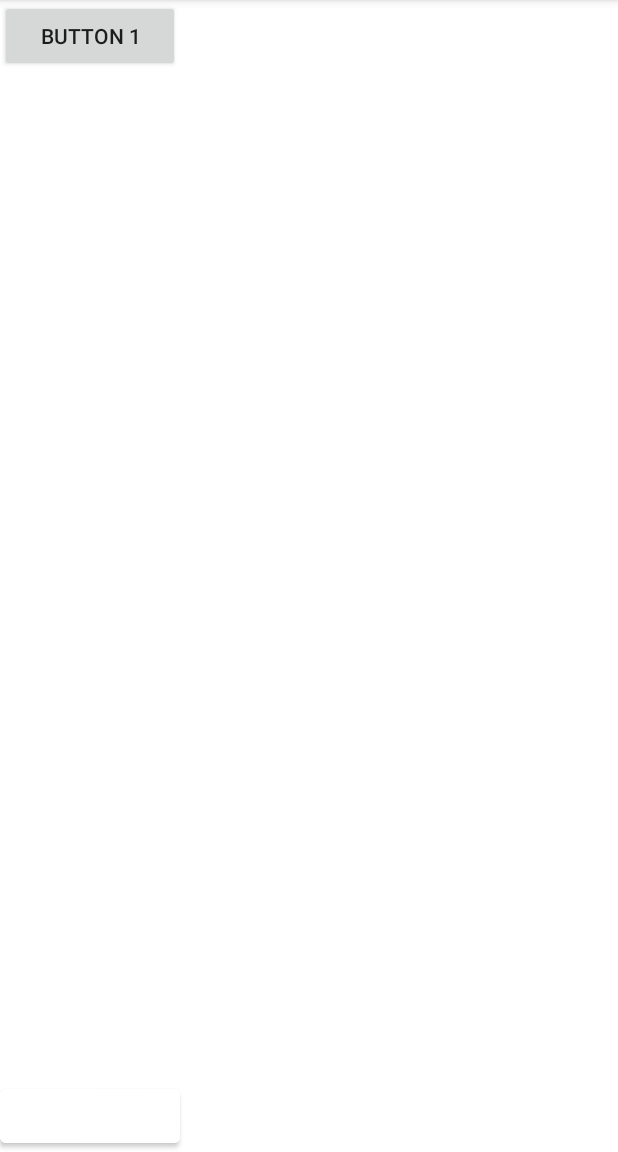
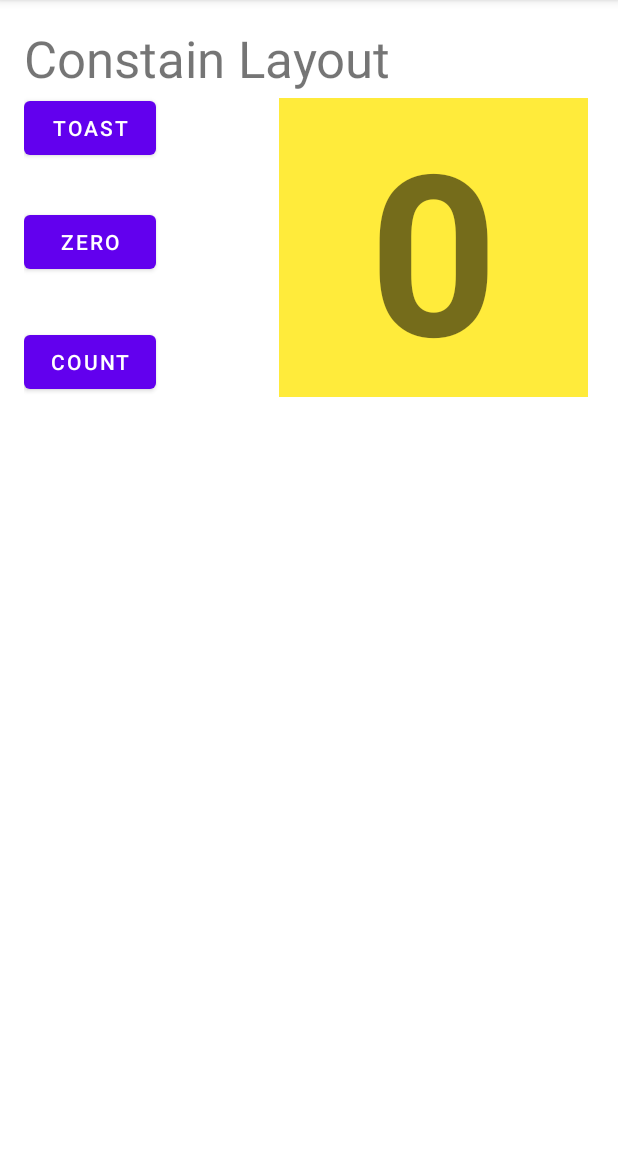
Before and after one commit to nuryadincjr/Sesi-5-Activity-Lifecycle, an Android app: the ConstainLayoutActivity screen opened directly, with no data from a screen before it, on a phone screen of 412 x 824 dp, the part 84-1236 px from its top. Run offline under Robolectric (Android 15) with nearby library versions, the phone set to English and light mode, and no system bars.

```diff
--- a/app/src/main/java/com/nuryadincjr/activitylifecycle/layout/ConstainLayoutActivity.java
+++ b/app/src/main/java/com/nuryadincjr/activitylifecycle/layout/ConstainLayoutActivity.java
@@ -1,16 +1,53 @@
 package com.nuryadincjr.activitylifecycle.layout;
 
+import androidx.annotation.NonNull;
 import androidx.appcompat.app.AppCompatActivity;
 
 import android.os.Bundle;
+import android.widget.Toast;
 
 import com.nuryadincjr.activitylifecycle.R;
+import com.nuryadincjr.activitylifecycle.databinding.ActivityConstainLayoutBinding;
 
 public class ConstainLayoutActivity extends AppCompatActivity {
+
+    private ActivityConstainLayoutBinding binding;
+    private int value;
 
     @Override
     protected void onCreate(Bundle savedInstanceState) {
         super.onCreate(savedInstanceState);
         setContentView(R.layout.activity_constain_layout);
+
+        binding = ActivityConstainLayoutBinding.inflate(getLayoutInflater());
+        setContentView(binding.getRoot());
+
+        value = Integer.parseInt(binding.textView3.getText().toString());
+
+        binding.btnToast.setOnClickListener(view ->
+                Toast.makeText(this, String.valueOf(value),
+                        Toast.LENGTH_SHORT).show());
+
+        binding.btnCount.setOnClickListener(view -> {
+            value += 1;
+            binding.textView3.setText(String.valueOf(value));
+        });
+
+        binding.btnZero.setOnClickListener(view -> {
+            value = 0;
+            binding.textView3.setText(String.valueOf(value));
+        });
+
+        // visible in rotate device
+        if(savedInstanceState != null) {
+            value = Integer.parseInt(savedInstanceState.getString("value"));
+            binding.textView3.setText(String.valueOf(value));
+        }
+    }
+
+    @Override
+    public void onSaveInstanceState(@NonNull Bundle outState) {
+        super.onSaveInstanceState(outState);
+        outState.putString("value", String.valueOf(value));
     }
 }
--- a/app/src/main/res/layout/activity_constain_layout.xml
+++ b/app/src/main/res/layout/activity_constain_layout.xml
@@ -4,40 +4,71 @@
     xmlns:tools="http://schemas.android.com/tools"
     android:layout_width="match_parent"
     android:layout_height="match_parent"
+    android:paddingLeft="16dp"
+    android:paddingRight="16dp"
     tools:context=".layout.ConstainLayoutActivity">
 
-    <androidx.appcompat.widget.AppCompatButton
-        android:id="@+id/btnOne"
-        android:layout_width="120dp"
+    <TextView
+        android:id="@+id/textView4"
+        android:layout_width="match_parent"
         android:layout_height="wrap_content"
-        android:text="@string/button_1"
-        app:layout_constraintBottom_toTopOf="@+id/btnTwo"
-        app:layout_constraintEnd_toEndOf="@+id/btnTwo"
-        app:layout_constraintHorizontal_bias="0.322"
+        android:layout_marginTop="16dp"
+        android:text="@string/constain_layout"
+        android:textSize="34sp"
+        app:layout_constraintEnd_toEndOf="parent"
         app:layout_constraintStart_toStartOf="parent"
-        app:layout_constraintTop_toTopOf="parent"
-        app:layout_constraintVertical_bias="0.0" />
+        app:layout_constraintTop_toTopOf="parent" />
+
+    <TextView
+        android:id="@+id/textView3"
+        android:layout_width="wrap_content"
+        android:layout_height="wrap_content"
+        android:layout_margin="4dp"
+        android:background="#FFEB3B"
+        android:paddingStart="60dp"
+        android:paddingEnd="60dp"
+        android:text="@string/no"
+        android:textSize="150sp"
+        android:textStyle="bold"
+        app:layout_constraintEnd_toEndOf="parent"
+        app:layout_constraintTop_toBottomOf="@+id/textView4" />
 
     <Button
-        android:id="@+id/btnTwo"
-        android:layout_width="120dp"
+        android:id="@+id/btnToast"
+        android:layout_width="wrap_content"
         android:layout_height="wrap_content"
-        android:text="Button 2"
-        android:backgroundTint="@color/white"
-        app:layout_constraintBottom_toBottomOf="parent"
-        app:layout_constraintStart_toStartOf="parent" />
+        android:text="@string/toast"
+        app:layout_constraintStart_toStartOf="parent"
+        app:layout_constraintTop_toBottomOf="@+id/textView4" />
+
+    <Button
+        android:id="@+id/btnZero"
+        android:layout_width="wrap_content"
+        android:layout_height="wrap_content"
+        android:layout_marginTop="28dp"
+        android:text="@string/zero"
+        app:layout_constraintStart_toStartOf="parent"
+        app:layout_constraintTop_toBottomOf="@+id/btnToast" />
+
+    <Button
+        android:id="@+id/btnCount"
+        android:layout_width="wrap_content"
+        android:layout_height="wrap_content"
+        android:layout_marginTop="32dp"
+        android:text="@string/count"
+        app:layout_constraintStart_toStartOf="parent"
+        app:layout_constraintTop_toBottomOf="@+id/btnZero" />
 
     <androidx.constraintlayout.widget.Guideline
         android:id="@+id/guidLine"
         android:layout_width="wrap_content"
         android:layout_height="match_parent"
         android:orientation="vertical"
-        app:layout_constraintGuide_end="28dp" />
+        app:layout_constraintGuide_end="16dp" />
 
     <androidx.constraintlayout.widget.Group
         android:layout_width="wrap_content"
         android:layout_height="wrap_content"
-        app:constraint_referenced_ids="btnOne, btnTwo"
-        />
+        app:constraint_referenced_ids="btnCount, btnZero, btnToast" />
 
 </androidx.constraintlayout.widget.ConstraintLayout>
--- a/app/src/main/res/values/strings.xml
+++ b/app/src/main/res/values/strings.xml
@@ -15,7 +15,6 @@
 
     <string name="hello_first_fragment">Hello first fragment</string>
     <string name="hello_second_fragment">Hello second fragment. Arg: %1$s</string>
-    <string name="login">Login</string>
     <string name="forgot_password">Forgot Password?</string>
     <string name="login">Login</string>
     <string name="email">Email</string>
@@ -23,4 +22,14 @@
     <string name="facebook">Facebook</string>
     <string name="google">Google</string>
     <string name="button_1">Button 1</string>
+    <string name="to">To</string>
+    <string name="subject">Subject</string>
+    <string name="message">Message</string>
+    <string name="send">Send</string>
+    <string name="linear_layout">Linier Layout</string>
+    <string name="count">Count</string>
+    <string name="zero">Zero</string>
+    <string name="toast">Toast</string>
+    <string name="no">0</string>
+    <string name="constain_layout">Constain Layout</string>
 </resources>
```
Also changed, not shown: app/src/main/AndroidManifest.xml (+15 -8 lines), app/src/main/java/com/nuryadincjr/activitylifecycle/layout/LinierLayoutActivity.java (+49 -0 lines), app/src/main/java/com/nuryadincjr/activitylifecycle/recycleview/SampleAdapter.java (added, +41 -0 lines), app/src/main/java/com/nuryadincjr/activitylifecycle/recycleview/SampleRecycleviewActivity.java (added, +39 -0 lines), app/src/main/java/com/nuryadincjr/activitylifecycle/recycleview/SampleViewHolder.java (added, +19 -0 lines), app/src/main/res/layout/activity_linier_layout.xml (+22 -6 lines), app/src/main/res/layout/activity_sample_recycleview.xml (added, +22 -0 lines), app/src/main/res/layout/item_sample.xml (added, +17 -0 lines).
